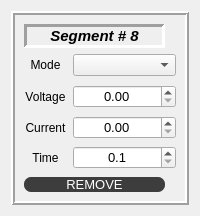
The window that src/window_munk_power_supply/widgetsegmenttimedata.ui (dmherrington/ECM-Control-System) describes before a commit, drawn with Qt 5.
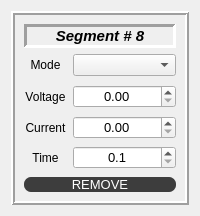
The same window after the commit.

Diff of the .ui file:
```diff
--- a/src/window_munk_power_supply/widgetsegmenttimedata.ui
+++ b/src/window_munk_power_supply/widgetsegmenttimedata.ui
@@ -177,7 +177,7 @@
         </property>
         <property name="maximumSize">
          <size>
-          <width>141</width>
+          <width>200</width>
           <height>16777215</height>
          </size>
         </property>
@@ -465,7 +465,7 @@
         </property>
         <property name="maximumSize">
          <size>
-          <width>141</width>
+          <width>200</width>
           <height>16777215</height>
          </size>
         </property>
```
Left out of the diff: 15 changed lines with no effect on the pictures.
